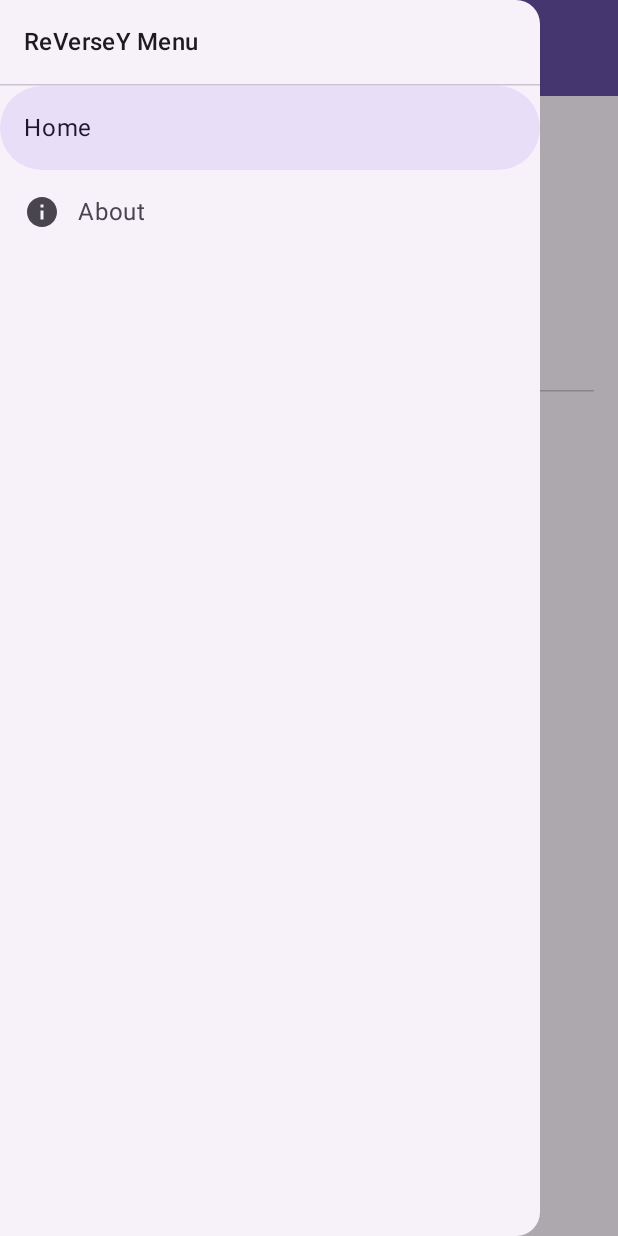
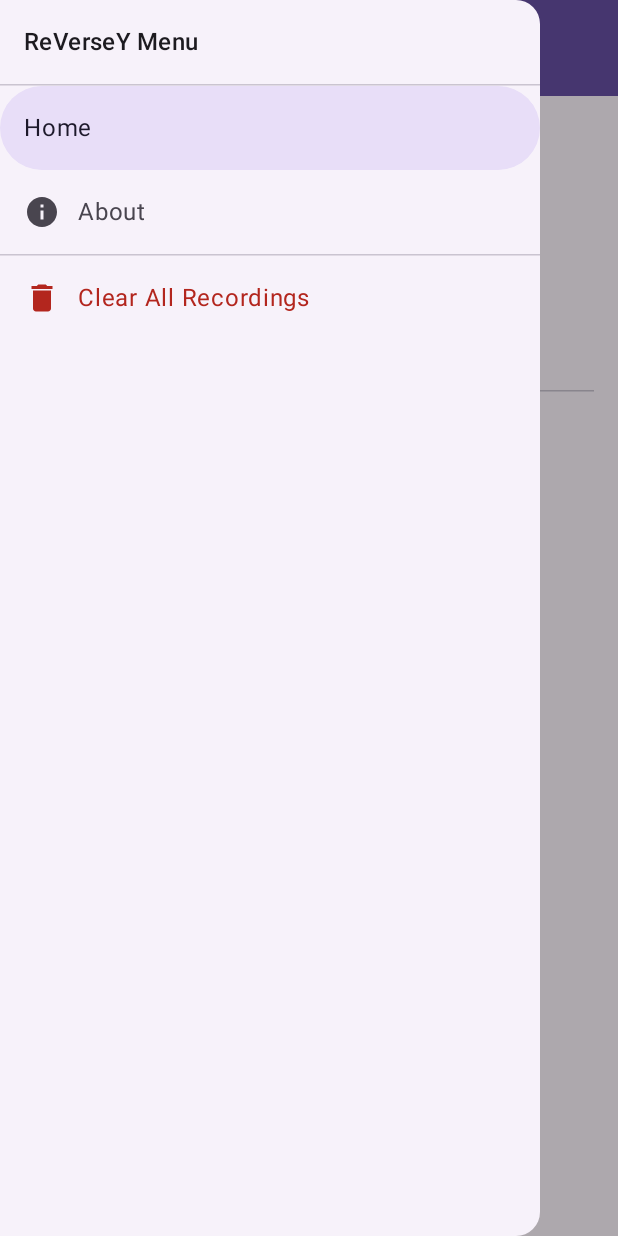
Before and after one commit to CryptoProgenitor/Reversey2, an Android app built with Jetpack Compose: the screen it shows after launch (MainActivity), after a tap on "Menu", on a phone screen of 412 x 824 dp. Run offline under Robolectric (Android 15) with nearby library versions, the phone set to English and light mode, and no system bars.

Commit message:
2025-10-13 - 0952     feat: Release Version 1.1.1
    - Implement playback progress bar for recordings.
    - The progress bar appears on the currently playing item.
    - Tapping a playing item now stops playback.
    - Update version number on About screen.

2025-10-13 - 1246
    feat: Release Version 1.1.2.a

    - Implement separate Pause/Resume and Stop buttons for playback control.
    - The UI now dynamically shows Play buttons or Pause/Stop buttons based on playback state.
    - The pause button icon toggles between Pause and Play (for resume).
    - Code cleanup

2025-10-13 - 1058
    feat: Release Version 1.1.3

    - Implement a fading edge effect at the top and bottom of the recordings list to indicate overflow.
    - The fade effect uses a subtle version of the primary theme color.
    - The fade effect is now correctly clipped to match the rounded corners of the list, preventing a jarring visual artifact.

2025-10-13 - 1125
    feat: Release Version 1.1.4

    - Implement "Clear All Recordings" feature in the navigation drawer.
    - Added a confirmation dialog to prevent accidental data loss.
    - Refactored state management to correctly

```diff
--- a/app/src/main/java/com/example/reversey/MainActivity.kt
+++ b/app/src/main/java/com/example/reversey/MainActivity.kt
@@ -101,20 +101,32 @@ fun MainApp() {
     val drawerState = rememberDrawerState(initialValue = DrawerValue.Closed)
     val scope = rememberCoroutineScope()
 
+    // NEW: State for the dialog is now lifted up to here, the common parent.
+    var showClearAllDialog by remember { mutableStateOf(false) }
+
     ModalNavigationDrawer(
         drawerState = drawerState,
         drawerContent = {
-            AppDrawerContent(navController = navController, closeDrawer = {
+            AppDrawerContent(
+                navController = navController,
+                closeDrawer = {
                     scope.launch { drawerState.close() }
-            })
+                },
+                // The drawer now just tells MainApp to show the dialog
+                onClearAll = { showClearAllDialog = true }
+            )
         }
     ) {
-        // NavHost contains all the screens your app can navigate to
         NavHost(navController = navController, startDestination = "home") {
             composable("home") {
-                AudioReverserApp(openDrawer = {
+                AudioReverserApp(
+                    openDrawer = {
                         scope.launch { drawerState.open() }
-                })
+                    },
+                    // Pass the state and a way to dismiss it down to AudioReverserApp
+                    showClearAllDialog = showClearAllDialog,
+                    onClearAllDialogDismiss = { showClearAllDialog = false }
+                )
             }
             composable("about") {
                 AboutScreen(navController = navController)
@@ -123,12 +135,21 @@ fun MainApp() {
     }
 }
 
+
 // NEW: Content for the slide-out navigation drawer
 @OptIn(ExperimentalMaterial3Api::class)
 @Composable
-fun AppDrawerContent(navController: NavController, closeDrawer: () -> Unit) {
+fun AppDrawerContent(
+    navController: NavController,
+    closeDrawer: () -> Unit,
+    onClearAll: () -> Unit // CHANGED: Simplified to just a callback
+) {
     ModalDrawerSheet {
-        Text("ReVerseY Menu", modifier = Modifier.padding(16.dp), style = MaterialTheme.typography.titleMedium)
+        Text(
+            "ReVerseY Menu",
+            modifier = Modifier.padding(16.dp),
+            style = MaterialTheme.typography.titleMedium
+        )
         HorizontalDivider()
         NavigationDrawerItem(
             label = { Text("Home") },
@@ -147,8 +168,25 @@ fun AppDrawerContent(navController: NavController, closeDrawer: () -> Unit) {
                 closeDrawer()
             }
         )
+        HorizontalDivider()
+        NavigationDrawerItem(
+            label = { Text("Clear All Recordings", color = MaterialTheme.colorScheme.error) },
+            icon = {
+                Icon(
+                    Icons.Default.Delete,
+                    contentDescription = "Clear All",
+                    tint = MaterialTheme.colorScheme.error
+                )
+            },
+            selected = false,
+            onClick = {
+                onClearAll() // Just call the callback
+                closeDrawer()
+            }
+        )
     }
 }
+
 
 // NEW: A simple screen for the "About" page
 @OptIn(ExperimentalMaterial3Api::class)
@@ -180,7 +218,7 @@ fun AboutScreen(navController: NavController) {
         ) {
             Text("ReVerseY", style = MaterialTheme.typography.headlineMedium)
             Spacer(modifier = Modifier.height(8.dp))
-            Text("Version 1.1.3", style = MaterialTheme.typography.bodyMedium)
+            Text("Version 1.1.4", style = MaterialTheme.typography.bodyMedium)
             Spacer(modifier = Modifier.height(16.dp))
             Text(
                 text = "A fun audio recording and reversing game built by Ed Dark (c) 2025. Inspired by CPD!",
@@ -193,13 +231,20 @@ fun AboutScreen(navController: NavController) {
 
 // CHANGED: Added @OptIn annotation
 // This is the complete, correct, and final version of AudioReverserApp.
-@OptIn(ExperimentalPermissionsApi::class, ExperimentalMaterial3Api::class, ExperimentalFoundationApi::class)
+@OptIn(
+    ExperimentalPermissionsApi::class,
+    ExperimentalMaterial3Api::class,
+    ExperimentalFoundationApi::class
+)
 @Composable
-fun AudioReverserApp(openDrawer: () -> Unit) {
+fun AudioReverserApp(
+    openDrawer: () -> Unit,
+    showClearAllDialog: Boolean, // NEW: State passed from MainApp
+    onClearAllDialogDismiss: () -> Unit  // NEW: Callback to dismiss the dialog
+) {
     val context = LocalContext.current
     val coroutineScope = rememberCoroutineScope()
 
-    // All `remember` calls are correctly placed here, at the top level of the composable.
     val listState = rememberLazyListState()
     var recordings by remember { mutableStateOf<List<Recording>>(emptyList()) }
     var isRecording by remember { mutableStateOf(false) }
@@ -211,19 +256,8 @@ fun AudioReverserApp(openDrawer: () -> Unit) {
     var playbackJob by remember { mutableStateOf<Job?>(null) }
     var isPaused by remember { mutableStateOf(false) }
 
-    // Derived state declarations for the fading edge effect, correctly placed.
-    val showTopFade by remember {
-        derivedStateOf {
-            // Use the simple boolean property from the state
-            listState.canScrollBackward
-        }
-    }
-    val showBottomFade by remember {
-        derivedStateOf {
-            // Use the simple boolean property from the state
-            listState.canScrollForward
-        }
-    }
+    val showTopFade by remember { derivedStateOf { listState.canScrollBackward } }
+    val showBottomFade by remember { derivedStateOf { listState.canScrollForward } }
 
     val waveformAmplitudes = remember { mutableStateListOf<Float>() }
     val recordAudioPermissionState = rememberPermissionState(Manifest.permission.RECORD_AUDIO)
@@ -244,6 +278,35 @@ fun AudioReverserApp(openDrawer: () -> Unit) {
             mediaPlayer = null
             recordingJob?.cancel()
         }
+    }
+
+    // NEW: The dialog is now here, where it has access to updateRecordingsList()
+    if (showClearAllDialog) {
+        AlertDialog(
+            onDismissRequest = { onClearAllDialogDismiss() },
+            title = { Text("Clear All Recordings?") },
+            text = { Text("This will permanently delete all of your recordings. This action cannot be undone.") },
+            confirmButton = {
+                Button(
+                    onClick = {
+                        coroutineScope.launch {
+                            clearAllRecordings(context)
+                            // We can now call this here to refresh the UI!
+                            updateRecordingsList()
+                        }
+                        onClearAllDialogDismiss() // Close the dialog
+                    },
+                    colors = ButtonDefaults.buttonColors(containerColor = MaterialTheme.colorScheme.error)
+                ) {
+                    Text("Delete All")
+                }
+            },
+            dismissButton = {
+                Button(onClick = { onClearAllDialogDismiss() }) {
+                    Text("Cancel")
+                }
+            }
+        )
     }
 
     Scaffold(
@@ -271,8 +334,6 @@ fun AudioReverserApp(openDrawer: () -> Unit) {
             horizontalAlignment = Alignment.CenterHorizontally
         ) {
             Spacer(modifier = Modifier.height(20.dp))
-
-            // THIS IS THE FULL, CORRECT RecordButton CALL
             RecordButton(
                 isRecording = isRecording,
                 hasPermission = recordAudioPermissionState.status.isGranted,
@@ -294,41 +355,37 @@ fun AudioReverserApp(openDrawer: () -> Unit) {
                         val lastRecording = getLatestFile(context)
                         val reversedFile = reverseWavFile(lastRecording)
                         withContext(Dispatchers.Main) {
-                            statusText = if (reversedFile != null) "Reversed successfully!" else "Error: Could not reverse audio."
+                            statusText =
+                                if (reversedFile != null) "Reversed successfully!" else "Error: Could not reverse audio."
                             updateRecordingsList()
                         }
                     }
                 }
             )
-
             Spacer(modifier = Modifier.height(16.dp))
-
-            // THIS IS THE FULL, CORRECT WaveformVisualizer / Text BLOCK
             if (isRecording) {
                 WaveformVisualizer(
                     amplitudes = waveformAmplitudes,
                     modifier = Modifier
                         .fillMaxWidth()
-                        .height(60.dp)
+                        .height(100.dp)
                 )
             } else {
                 Text(text = statusText, style = MaterialTheme.typography.bodyLarge)
             }
-
             Spacer(modifier = Modifier.height(20.dp))
             HorizontalDivider()
 
-            // This Box contains the list and the fading edge overlays.
             Box(modifier = Modifier.fillMaxSize()) {
-                // The LazyColumn with its full, correct content.XXX
                 LazyColumn(
                     state = listState,
                     modifier = Modifier
                         .fillMaxSize()
-                        .clip(MaterialTheme.shapes.medium) // THIS IS THE FIX
+                        .clip(MaterialTheme.shapes.medium)
                 ) {
                     items(recordings, key = { it.originalPath }) { recording ->
-                        val isCurrentlyPlayingThisItem = currentlyPlayingPath == recording.originalPath || currentlyPlayingPath == recording.reversedPath
+                        val isCurrentlyPlayingThisItem =
+                            currentlyPlayingPath == recording.originalPath || currentlyPlayingPath == recording.reversedPath
                         RecordingItem(
                             recording = recording,
                             isPlaying = isCurrentlyPlayingThisItem,
@@ -353,9 +410,13 @@ fun AudioReverserApp(openDrawer: () -> Unit) {
                                         playbackJob = coroutineScope.launch {
                                             while (isActive) {
                                                 withContext(Dispatchers.Main) {
-                                                    val currentPos = mediaPlayer?.currentPosition?.toFloat() ?: 0f
-                                                    val totalDuration = mediaPlayer?.duration?.toFloat() ?: 0f
-                                                    playbackProgress = if (totalDuration > 0) currentPos / totalDuration else 0f
+                                                    val currentPos =
+                                                        mediaPlayer?.currentPosition?.toFloat()
+                                                            ?: 0f
+                                                    val totalDuration =
+                                                        mediaPlayer?.duration?.toFloat() ?: 0f
+                                                    playbackProgress =
+                                                        if (totalDuration > 0) currentPos / totalDuration else 0f
                                                 }
                                                 delay(100)
                                             }
@@ -377,9 +438,12 @@ fun AudioReverserApp(openDrawer: () -> Unit) {
                                     playbackJob = coroutineScope.launch {
                                         while (isActive) {
                                             withContext(Dispatchers.Main) {
-                                                val currentPos = mediaPlayer?.currentPosition?.toFloat() ?: 0f
-                                                val totalDuration = mediaPlayer?.duration?.toFloat() ?: 0f
-                                                playbackProgress = if (totalDuration > 0) currentPos / totalDuration else 0f
+                                                val currentPos =
+                                                    mediaPlayer?.currentPosition?.toFloat() ?: 0f
+                                                val totalDuration =
+                                                    mediaPlayer?.duration?.toFloat() ?: 0f
+                                                playbackProgress =
+                                                    if (totalDuration > 0) currentPos / totalDuration else 0f
                                             }
                                             delay(100)
                                         }
@@ -414,42 +478,37 @@ fun AudioReverserApp(openDrawer: () -> Unit) {
                     }
                 }
 
-                // --- FADING EDGE GRADIENTS (Subtler Version) ---
-
-                // This gradient will be used for the top fade
                 val topGradient = Brush.verticalGradient(
                     colors = listOf(
-                        MaterialTheme.colorScheme.primary.copy(alpha = 0.5f), // Start with 50% transparent purple
+                        MaterialTheme.colorScheme.primary.copy(alpha = 0.5f),
                         Color.Transparent
                     )
                 )
-                // This gradient will be used for the bottom fade
                 val bottomGradient = Brush.verticalGradient(
                     colors = listOf(
                         Color.Transparent,
-                        MaterialTheme.colorScheme.primary.copy(alpha = 0.5f) // End with 50% transparent purple
+                        MaterialTheme.colorScheme.primary.copy(alpha = 0.5f)
                     )
                 )
 
-
-                // Top fading edge overlay, shown only when not at the top
                 if (showTopFade) {
                     Box(
                         modifier = Modifier
                             .fillMaxWidth()
                             .height(24.dp)
                             .align(Alignment.TopCenter)
-                            .clip(MaterialTheme.shapes.medium) // THIS IS THE FIX
+                            .clip(MaterialTheme.shapes.medium)
                             .background(brush = topGradient)
                     )
                 }
-                // Bottom fading edge overlay, shown only when not at the bottom
-                if (showBottomFade) {    Box(
+
+                if (showBottomFade) {
+                    Box(
                         modifier = Modifier
                             .fillMaxWidth()
                             .height(24.dp)
                             .align(Alignment.BottomCenter)
-                        .clip(MaterialTheme.shapes.medium) // THIS IS THE FIX
+                            .clip(MaterialTheme.shapes.medium)
                             .background(brush = bottomGradient)
                     )
                 }
@@ -457,12 +516,6 @@ fun AudioReverserApp(openDrawer: () -> Unit) {
         }
     }
 }
-
-
-
-
-
-
 
 @OptIn(ExperimentalFoundationApi::class)
 @Composable
@@ -647,6 +700,19 @@ private suspend fun deleteRecording(originalPath: String, reversedPath: String?)
         reversedPath?.let { File(it).let { f -> if (f.exists()) f.delete() } }
     } catch (e: Exception) {
         Log.e("Delete", "Error deleting files for $originalPath", e)
+    }
+}
+
+private suspend fun clearAllRecordings(context: Context) = withContext(Dispatchers.IO) {
+    try {
+        val recordingsDir = getRecordingsDir(context)
+        recordingsDir.listFiles()?.forEach { file ->
+            if (file.isFile) {
+                file.delete()
+            }
+        }
+    } catch (e: Exception) {
+        Log.e("ClearAll", "Error clearing recordings directory", e)
     }
 }
 
```
Lines whose indentation alone changed are shown as unchanged.
